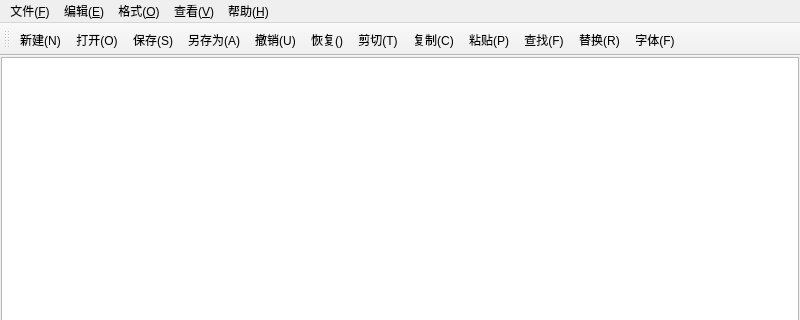
Above: mainwindow.ui from 2910796610/Notepad before the change; both pictures show x 0 to 800 and y 0 to 320 of the 800 by 600 pixel window. Below: the same form after it.
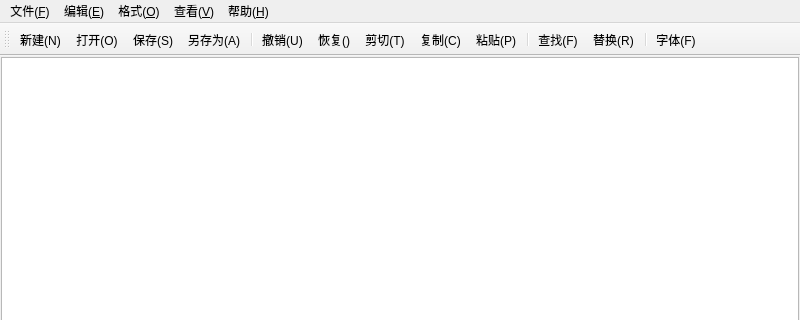
That is the form after the change. Icons and pictures are not drawn.

Diff of the .ui file:
```diff
--- a/mainwindow.ui
+++ b/mainwindow.ui
@@ -95,13 +95,16 @@
    <addaction name="actionOpen"/>
    <addaction name="actionSave"/>
    <addaction name="actionSaveAs"/>
+   <addaction name="separator"/>
    <addaction name="actionUndo"/>
    <addaction name="actionRedo"/>
    <addaction name="actionCut"/>
    <addaction name="actionCopy"/>
    <addaction name="actionPaste"/>
+   <addaction name="separator"/>
    <addaction name="actionFind"/>
    <addaction name="actionReplace"/>
+   <addaction name="separator"/>
    <addaction name="actionFont"/>
   </widget>
   <action name="actionNew">
```
Left out of the diff: 56 changed lines with no effect on the pictures.
